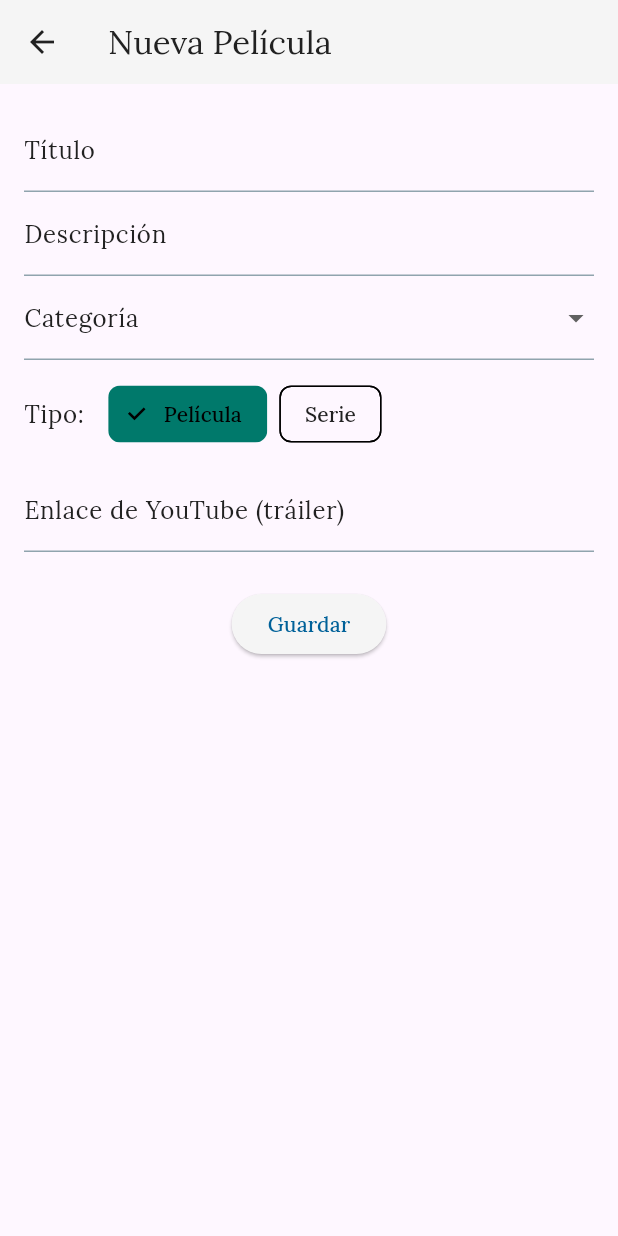
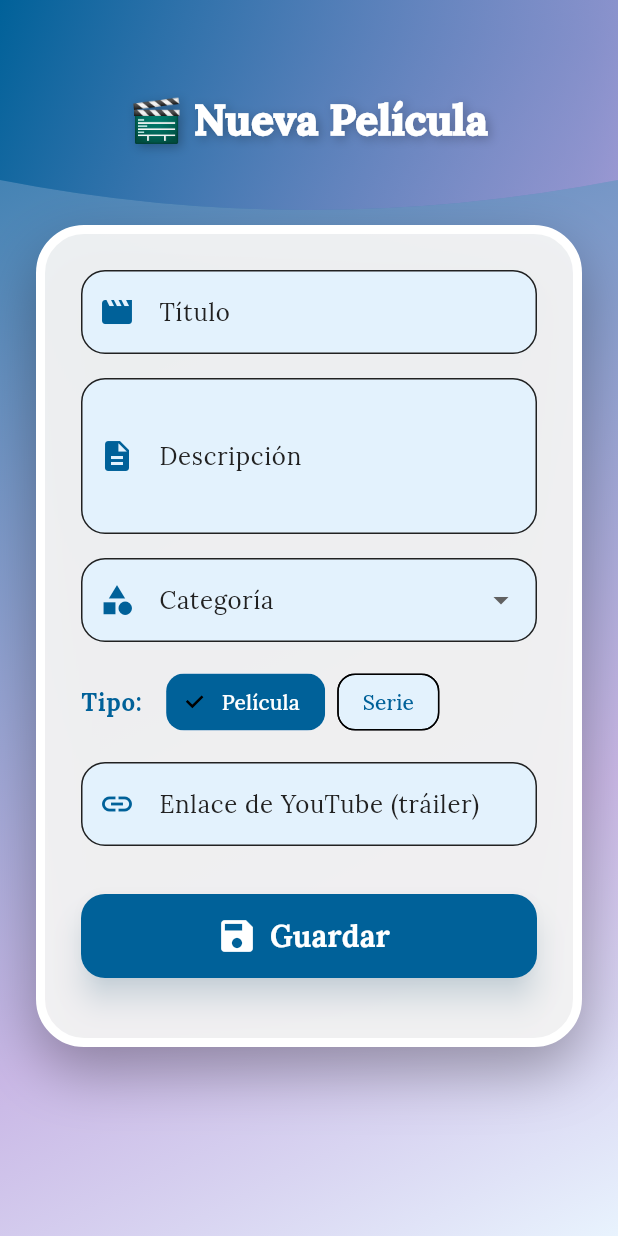
Before and after one commit to Ossyyrr/uponorflix, a Flutter app: the MovieFormScreen screen opened directly, on a phone screen of 412 x 824 dp. Run offline on Flutter 3.47's test engine with Material 3 defaults, Android fonts, the phone set to English and light mode, and no system bars; our stand-ins replace cloud_firestore, firebase_core, flutter_bloc, google_fonts, shared_preferences, youtube_player_flutter; accounts and stored records are empty.

Commit message:
[WIP] Form Screen Layout

```diff
--- a/lib/presentation/movieForm/movie_form_screen.dart
+++ b/lib/presentation/movieForm/movie_form_screen.dart
@@ -3,8 +3,12 @@ import 'package:flutter/material.dart';
 import 'package:uponorflix/data/repository/movie_repository_impl.dart';
 import 'package:uponorflix/domain/enum/movie_category.dart';
 import 'package:uponorflix/domain/enum/movie_type.dart';
+import 'package:uponorflix/domain/interface/movie_repository.dart';
 import 'package:uponorflix/domain/model/movie.dart';
 import 'package:uponorflix/l10n/app_localizations.dart';
+import 'package:uponorflix/presentation/movieForm/util/add_test_movies.dart';
+import 'package:uponorflix/presentation/movieForm/widget/form_app_bar.dart';
+import 'package:uponorflix/presentation/movieForm/widget/form_background.dart';
 import 'package:uponorflix/presentation/utils/movie_category_localization.dart';
 
 class MovieFormScreen extends StatefulWidget {
@@ -21,47 +25,11 @@ class _MovieFormScreenState extends State<MovieFormScreen> {
   late TextEditingController _descriptionController;
   late TextEditingController _imageUrlController;
   late TextEditingController _trailerUrlController;
-  final MovieRepositoryImpl _firestoreService = MovieRepositoryImpl();
+  final MovieRepository _firestoreService =
+      MovieRepositoryImpl(); // TODO gestionar con Bloc
 
   MovieCategory? _selectedCategory;
   MovieType _selectedType = MovieType.movie;
-
-  void _addTestMovie() async {
-    final movies = [
-      Movie(
-        title: 'Cómo entrenar a tu dragón',
-        description:
-            'Un joven vikingo se hace amigo de un dragón herido y descubre que los dragones no son lo que parecen.',
-        trailerUrl:
-            'https://www.youtube.com/watch?v=Ns6ZEpQ1xS0&ab_channel=UniversalSpain',
-        category: MovieCategory.action.name,
-        type: MovieType.movie,
-      ),
-      Movie(
-        title: 'Interestelar',
-        description:
-            'Un grupo de exploradores viaja a través de un agujero de gusano en el espacio en un intento de asegurar la supervivencia de la humanidad.',
-        trailerUrl:
-            'https://www.youtube.com/watch?v=zSWdZVtXT7E&ab_channel=WarnerBros.Pictures',
-        category: MovieCategory.sciFi.name,
-        type: MovieType.movie,
-      ),
-      Movie(
-        title: 'Coco',
-        description:
-            'Un niño mexicano se embarca en una aventura en la Tierra de los Muertos para descubrir la historia de su familia.',
-        trailerUrl:
-            'https://www.youtube.com/watch?v=Ga6RYejo6Hk&ab_channel=Pixar',
-        category: MovieCategory.anime.name,
-        type: MovieType.movie,
-      ),
-    ];
-
-    for (final movie in movies) {
-      await _firestoreService.addMovie(movie);
-    }
-    Navigator.of(context).pop();
-  }
 
   @override
   void initState() {
@@ -106,37 +74,94 @@ class _MovieFormScreenState extends State<MovieFormScreen> {
   @override
   Widget build(BuildContext context) {
     final loc = AppLocalizations.of(context)!;
+    final colorScheme = Theme.of(context).colorScheme;
 
     return Scaffold(
-      appBar: AppBar(
-        title: Text(
-          widget.movie == null ? 'Nueva Película' : 'Editar Película',
+      body: Stack(
+        children: [
+          FormBackground(),
+          SingleChildScrollView(
+            child: Padding(
+              padding: const EdgeInsets.only(
+                top: 150,
+                left: 24,
+                right: 24,
+                bottom: 24,
               ),
+              child: Container(
+                constraints: const BoxConstraints(maxWidth: 500),
+                decoration: BoxDecoration(
+                  color: colorScheme.surface.withAlpha(242),
+                  borderRadius: BorderRadius.circular(32),
+                  border: Border.all(color: Colors.white, width: 6),
+                  boxShadow: [
+                    BoxShadow(
+                      color: Colors.black.withAlpha(77),
+                      blurRadius: 32,
+                      offset: const Offset(0, 16),
                     ),
-      body: SingleChildScrollView(
+                  ],
+                ),
                 child: Padding(
-          padding: const EdgeInsets.all(16.0),
+                  padding: const EdgeInsets.all(24.0),
                   child: Form(
                     key: _formKey,
                     child: Column(
+                      mainAxisSize: MainAxisSize.min,
                       children: [
                         TextFormField(
                           controller: _titleController,
-                  decoration: const InputDecoration(labelText: 'Título'),
+                          decoration: InputDecoration(
+                            labelText: 'Título',
+                            border: OutlineInputBorder(
+                              borderRadius: BorderRadius.circular(16),
+                            ),
+                            filled: true,
+                            fillColor: colorScheme.surfaceBright,
+                            prefixIcon: Icon(
+                              Icons.movie,
+                              color: colorScheme.primary,
+                            ),
+                          ),
                           validator: (value) => value == null || value.isEmpty
                               ? 'Ingrese un título'
                               : null,
                         ),
+                        const SizedBox(height: 16),
                         TextFormField(
                           controller: _descriptionController,
-                  decoration: const InputDecoration(labelText: 'Descripción'),
+                          decoration: InputDecoration(
+                            labelText: 'Descripción',
+                            border: OutlineInputBorder(
+                              borderRadius: BorderRadius.circular(16),
+                            ),
+                            filled: true,
+                            fillColor: colorScheme.surfaceBright,
+                            prefixIcon: Icon(
+                              Icons.description,
+                              color: colorScheme.primary,
+                            ),
+                          ),
+                          maxLines: 3,
                           validator: (value) => value == null || value.isEmpty
                               ? 'Ingrese una descripción'
                               : null,
                         ),
+                        const SizedBox(height: 16),
                         DropdownButtonFormField<MovieCategory>(
                           value: _selectedCategory,
-                  decoration: const InputDecoration(labelText: 'Categoría'),
+                          decoration: InputDecoration(
+                            labelText: 'Categoría',
+                            border: OutlineInputBorder(
+                              borderRadius: BorderRadius.circular(16),
+                            ),
+                            filled: true,
+                            fillColor: colorScheme.surfaceBright,
+                            prefixIcon: Icon(
+                              Icons.category,
+                              color: colorScheme.primary,
+                            ),
+                          ),
                           items: MovieCategory.values
                               .map(
                                 (cat) => DropdownMenuItem(
@@ -153,13 +178,16 @@ class _MovieFormScreenState extends State<MovieFormScreen> {
                           validator: (value) =>
                               value == null ? 'Seleccione una categoría' : null,
                         ),
-                Padding(
-                  padding: const EdgeInsets.symmetric(vertical: 12.0),
-                  child: Row(
+                        const SizedBox(height: 16),
+                        Row(
                           children: [
                             Text(
                               'Tipo:',
-                        style: Theme.of(context).textTheme.bodyLarge,
+                              style: Theme.of(context).textTheme.bodyLarge
+                                  ?.copyWith(
+                                    color: colorScheme.primary,
+                                    fontWeight: FontWeight.bold,
+                                  ),
                             ),
                             const SizedBox(width: 16),
                             ChoiceChip(
@@ -172,6 +200,16 @@ class _MovieFormScreenState extends State<MovieFormScreen> {
                                   });
                                 }
                               },
+                              selectedColor: colorScheme.primary,
+                              backgroundColor: colorScheme.surfaceBright,
+                              labelStyle: TextStyle(
+                                color: _selectedType == MovieType.movie
+                                    ? colorScheme.onPrimary
+                                    : colorScheme.primary,
+                              ),
+                              shape: RoundedRectangleBorder(
+                                borderRadius: BorderRadius.circular(12),
+                              ),
                             ),
                             const SizedBox(width: 8),
                             ChoiceChip(
@@ -184,14 +222,33 @@ class _MovieFormScreenState extends State<MovieFormScreen> {
                                   });
                                 }
                               },
+                              selectedColor: colorScheme.primary,
+                              backgroundColor: colorScheme.surfaceBright,
+                              labelStyle: TextStyle(
+                                color: _selectedType == MovieType.series
+                                    ? colorScheme.onPrimary
+                                    : colorScheme.primary,
+                              ),
+                              shape: RoundedRectangleBorder(
+                                borderRadius: BorderRadius.circular(12),
+                              ),
                             ),
                           ],
                         ),
-                ),
+                        const SizedBox(height: 16),
                         TextFormField(
                           controller: _trailerUrlController,
-                  decoration: const InputDecoration(
+                          decoration: InputDecoration(
                             labelText: 'Enlace de YouTube (tráiler)',
+                            border: OutlineInputBorder(
+                              borderRadius: BorderRadius.circular(16),
+                            ),
+                            filled: true,
+                            fillColor: colorScheme.surfaceBright,
+                            prefixIcon: Icon(
+                              Icons.link,
+                              color: colorScheme.primary,
+                            ),
                           ),
                           validator: (value) {
                             if (value == null || value.isEmpty) {
@@ -207,22 +264,60 @@ class _MovieFormScreenState extends State<MovieFormScreen> {
                             return null;
                           },
                         ),
-                const SizedBox(height: 24),
-                ElevatedButton(onPressed: _save, child: const Text('Guardar')),
-                const SizedBox(height: 12),
+                        const SizedBox(height: 32),
+                        SizedBox(
+                          width: double.infinity,
+                          height: 56,
+                          child: ElevatedButton.icon(
+                            onPressed: _save,
+                            icon: const Icon(Icons.save, size: 28),
+                            label: const Text(
+                              'Guardar',
+                              style: TextStyle(
+                                fontSize: 20,
+                                fontWeight: FontWeight.bold,
+                              ),
+                            ),
+                            style: ElevatedButton.styleFrom(
+                              backgroundColor: colorScheme.primary,
+                              foregroundColor: colorScheme.onPrimary,
+                              elevation: 8,
+                              shape: RoundedRectangleBorder(
+                                borderRadius: BorderRadius.circular(16),
+                              ),
+                              shadowColor: colorScheme.primary.withAlpha(77),
+                            ),
+                          ),
+                        ),
+                        const SizedBox(height: 16),
                         if (kDebugMode)
-                  ElevatedButton(
-                    onPressed: _addTestMovie,
+                          SizedBox(
+                            width: double.infinity,
+                            height: 48,
+                            child: ElevatedButton.icon(
+                              onPressed: () =>
+                                  addTestMovies(context, _firestoreService),
+                              icon: const Icon(Icons.bug_report),
+                              label: const Text('Agregar películas de test'),
                               style: ElevatedButton.styleFrom(
                                 backgroundColor: Colors.orange,
+                                foregroundColor: Colors.white,
+                                shape: RoundedRectangleBorder(
+                                  borderRadius: BorderRadius.circular(16),
                                 ),
-                    child: const Text('Agregar película de test'),
+                              ),
+                            ),
                           ),
                       ],
                     ),
                   ),
                 ),
               ),
+            ),
+          ),
+          FormAppBar(widget: widget),
+        ],
+      ),
     );
   }
 }
--- /dev/null
+++ b/lib/presentation/movieForm/util/add_test_movies.dart
@@ -0,0 +1,45 @@
+import 'package:flutter/material.dart';
+import 'package:uponorflix/domain/enum/movie_category.dart';
+import 'package:uponorflix/domain/enum/movie_type.dart';
+import 'package:uponorflix/domain/interface/movie_repository.dart';
+import 'package:uponorflix/domain/model/movie.dart';
+
+void addTestMovies(
+  BuildContext context,
+  MovieRepository firestoreService,
+) async {
+  final movies = [
+    Movie(
+      title: 'Cómo entrenar a tu dragón',
+      description:
+          'Un joven vikingo se hace amigo de un dragón herido y descubre que los dragones no son lo que parecen.',
+      trailerUrl:
+          'https://www.youtube.com/watch?v=Ns6ZEpQ1xS0&ab_channel=UniversalSpain',
+      category: MovieCategory.action.name,
+      type: MovieType.movie,
+    ),
+    Movie(
+      title: 'Interestelar',
+      description:
+          'Un grupo de exploradores viaja a través de un agujero de gusano en el espacio en un intento de asegurar la supervivencia de la humanidad.',
+      trailerUrl:
+          'https://www.youtube.com/watch?v=zSWdZVtXT7E&ab_channel=WarnerBros.Pictures',
+      category: MovieCategory.sciFi.name,
+      type: MovieType.movie,
+    ),
+    Movie(
+      title: 'Coco',
+      description:
+          'Un niño mexicano se embarca en una aventura en la Tierra de los Muertos para descubrir la historia de su familia.',
+      trailerUrl:
+          'https://www.youtube.com/watch?v=Ga6RYejo6Hk&ab_channel=Pixar',
+      category: MovieCategory.anime.name,
+      type: MovieType.movie,
+    ),
+  ];
+
+  for (final movie in movies) {
+    await firestoreService.addMovie(movie);
+  }
+  Navigator.of(context).pop();
+}
--- /dev/null
+++ b/lib/presentation/movieForm/widget/form_app_bar.dart
@@ -0,0 +1,73 @@
+import 'package:flutter/material.dart';
+import 'package:uponorflix/presentation/movieForm/movie_form_screen.dart';
+
+class FormAppBar extends StatelessWidget {
+  const FormAppBar({super.key, required this.widget});
+
+  final MovieFormScreen widget;
+
+  @override
+  Widget build(BuildContext context) {
+    final colorScheme = Theme.of(context).colorScheme;
+
+    return ClipPath(
+      clipper: _CurvedAppBarClipper(),
+      child: Container(
+        height: 160,
+        decoration: BoxDecoration(
+          gradient: LinearGradient(
+            colors: [colorScheme.primary, colorScheme.tertiary.withAlpha(179)],
+            begin: Alignment.topLeft,
+            end: Alignment.bottomRight,
+          ),
+          boxShadow: [
+            BoxShadow(
+              color: colorScheme.primary.withAlpha(64),
+              blurRadius: 24,
+              offset: const Offset(0, 8),
+            ),
+          ],
+        ),
+        child: SafeArea(
+          child: Center(
+            child: Text(
+              widget.movie == null ? '🎬 Nueva Película' : '✏️ Editar Película',
+              style: Theme.of(context).textTheme.titleLarge?.copyWith(
+                color: colorScheme.onPrimary,
+                fontWeight: FontWeight.w900,
+                fontSize: 28,
+                shadows: [
+                  const Shadow(
+                    color: Colors.black26,
+                    blurRadius: 8,
+                    offset: Offset(2, 2),
+                  ),
+                ],
+              ),
+            ),
+          ),
+        ),
+      ),
+    );
+  }
+}
+
+class _CurvedAppBarClipper extends CustomClipper<Path> {
+  @override
+  Path getClip(Size size) {
+    final path = Path();
+    path.lineTo(0, size.height - 40);
+    path.quadraticBezierTo(
+      size.width / 2,
+      size.height,
+      size.width,
+      size.height - 40,
+    );
+    path.lineTo(size.width, 0);
+    path.close();
+    return path;
+  }
+
+  @override
+  bool shouldReclip(CustomClipper<Path> oldClipper) => false;
+}
--- /dev/null
+++ b/lib/presentation/movieForm/widget/form_background.dart
@@ -0,0 +1,24 @@
+import 'package:flutter/material.dart';
+
+class FormBackground extends StatelessWidget {
+  const FormBackground({super.key});
+
+  @override
+  Widget build(BuildContext context) {
+    final colorScheme = Theme.of(context).colorScheme;
+    return Container(
+      decoration: BoxDecoration(
+        gradient: LinearGradient(
+          begin: Alignment.topLeft,
+          end: Alignment.bottomRight,
+          colors: [
+            colorScheme.primary.withAlpha(217),
+            colorScheme.tertiary.withAlpha(179),
+            colorScheme.surfaceBright.withAlpha(204),
+          ],
+          stops: const [0.0, 0.7, 1.0],
+        ),
+      ),
+    );
+  }
+}
```
Lines whose indentation alone changed are shown as unchanged.
